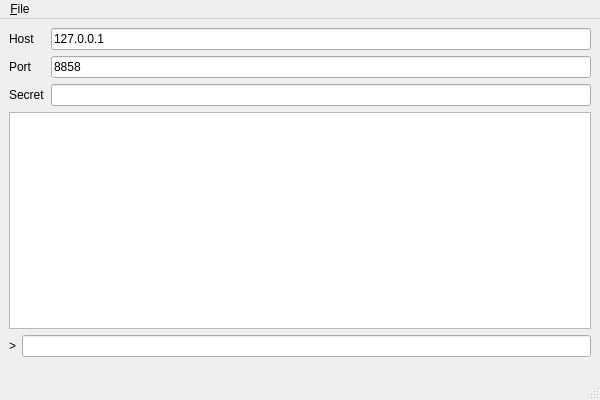
Old version of the form pyqtclient/mainwindow.ui in the repository mugiseyebrows/cicd-shell.
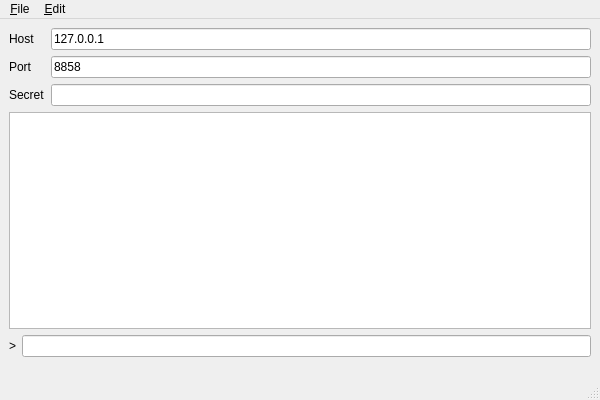
New version of the form. Custom widgets are drawn as their Qt base class.

Commit message: clear action

Diff of the .ui file:
```diff
--- a/pyqtclient/mainwindow.ui
+++ b/pyqtclient/mainwindow.ui
@@ -112,7 +112,14 @@
     <addaction name="actionUpload"/>
     <addaction name="actionDownload"/>
    </widget>
+   <widget class="QMenu" name="menu_Edit">
+    <property name="title">
+     <string>&amp;Edit</string>
+    </property>
+    <addaction name="actionClear"/>
+   </widget>
    <addaction name="menuFile"/>
+   <addaction name="menu_Edit"/>
   </widget>
   <widget class="QStatusBar" name="statusbar"/>
   <action name="actionUpload">
```
Left out of the diff: 8 changed lines with no effect on the pictures. The commit also changes 2 other files.
